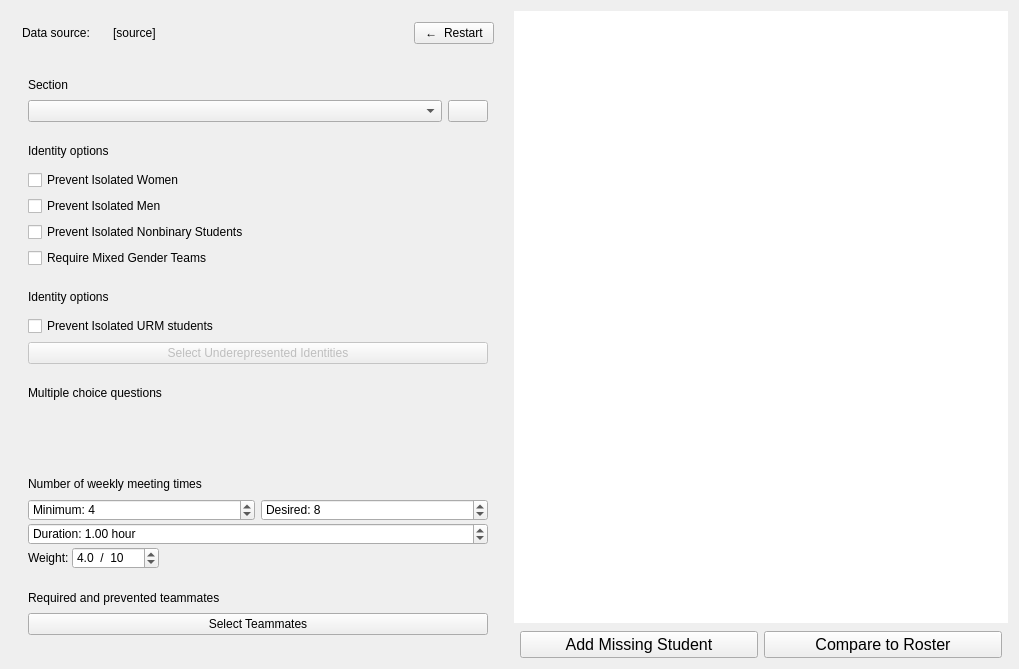
Before: the Qt Designer form gruepr.ui in gruepr/gruepr, drawn with Qt 5.
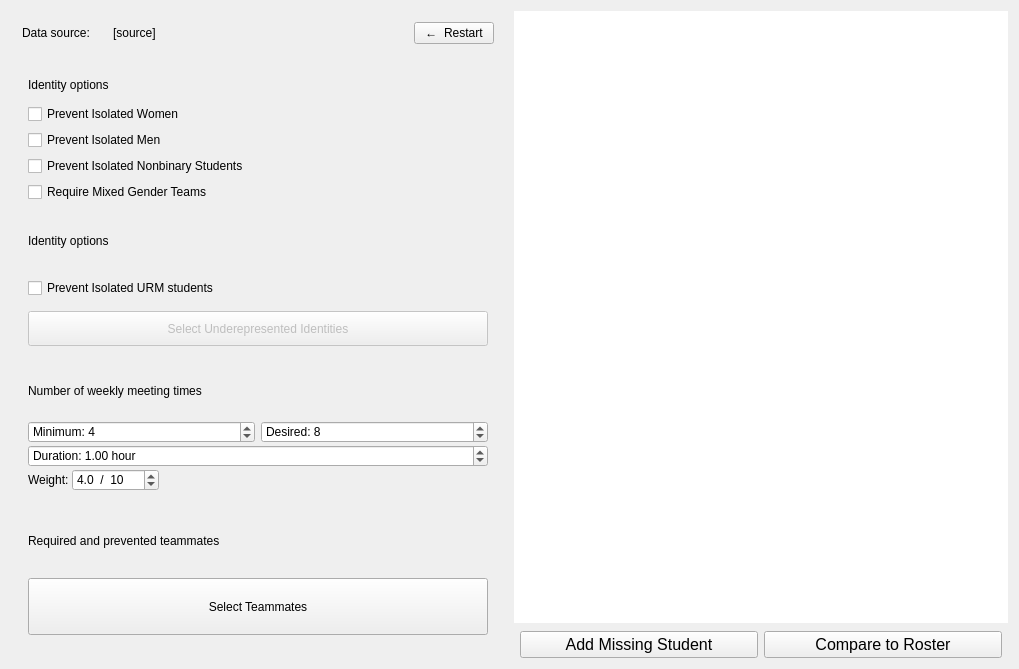
After: the same form once the commit is applied. Icons and pictures are not drawn. Custom widgets are drawn as their Qt base class.

Commit message: Add Multiple Choice Question as Criteria Cards

Diff of the .ui file:
```diff
--- a/gruepr.ui
+++ b/gruepr.ui
@@ -336,74 +336,6 @@
           <property name="bottomMargin">
            <number>6</number>
           </property>
-          <item>
-           <widget class="DraggableQFrame" name="sectionFrame">
-            <layout class="QGridLayout" name="sectionLayout">
-             <property name="verticalSpacing">
-              <number>2</number>
-             </property>
-             <item row="2" column="0">
-              <widget class="QComboBox" name="sectionSelectionBox">
-               <property name="sizePolicy">
-                <sizepolicy hsizetype="Preferred" vsizetype="Preferred">
-                 <horstretch>1</horstretch>
-                 <verstretch>0</verstretch>
-                </sizepolicy>
-               </property>
-               <property name="toolTip">
-                <string>Choose which section of students found in the data</string>
-               </property>
-               <property name="sizeAdjustPolicy">
-                <enum>QComboBox::SizeAdjustPolicy::AdjustToContents</enum>
-               </property>
-              </widget>
-             </item>
-             <item row="0" column="0">
-              <widget class="QLabel" name="sectionLabel">
-               <property name="text">
-                <string>Section</string>
-               </property>
-              </widget>
-             </item>
-             <item row="2" column="1">
-              <widget class="QPushButton" name="editSectionNameButton">
-               <property name="toolTip">
-                <string>Edit the section names</string>
-               </property>
-               <property name="text">
-                <string/>
-               </property>
-               <property name="icon">
-                <iconset resource="gruepr.qrc">
-                 <normaloff>:/icons_new/edit.png</normaloff>:/icons_new/edit.png</iconset>
-               </property>
-               <property name="iconSize">
-                <size>
-                 <width>24</width>
-                 <height>24</height>
-                </size>
-               </property>
-              </widget>
-             </item>
-             <item row="1" column="0">
-              <spacer name="sectionLabelSpacer">
-               <property name="orientation">
-                <enum>Qt::Orientation::Vertical</enum>
-               </property>
-               <property name="sizeType">
-                <enum>QSizePolicy::Policy::Fixed</enum>
-               </property>
-               <property name="sizeHint" stdset="0">
-                <size>
-                 <width>20</width>
-                 <height>6</height>
-                </size>
-               </property>
-              </spacer>
-             </item>
-            </layout>
-           </widget>
-          </item>
           <item>
            <widget class="DraggableQFrame" name="genderFrame">
             <layout class="QVBoxLayout" name="genderLayout">
@@ -567,87 +499,6 @@
             </layout>
            </widget>
           </item>
-          <item>
-           <widget class="DraggableQFrame" name="attributesFrame">
-            <layout class="QVBoxLayout" name="attributesLayout">
-             <item alignment="Qt::AlignmentFlag::AlignLeft|Qt::AlignmentFlag::AlignVCenter">
-              <widget class="QLabel" name="attributesLabel">
-               <property name="text">
-                <string>Multiple choice questions</string>
-               </property>
-              </widget>
-             </item>
-             <item>
-              <spacer name="attributesLabelSpacer">
-               <property name="orientation">
-                <enum>Qt::Orientation::Vertical</enum>
-               </property>
-               <property name="sizeType">
-                <enum>QSizePolicy::Policy::Fixed</enum>
-               </property>
-               <property name="sizeHint" stdset="0">
-                <size>
-                 <width>20</width>
-                 <height>6</height>
-                </size>
-               </property>
-              </spacer>
-             </item>
-             <item>
-              <layout class="QGridLayout" name="attributeSelectorGrid">
-               <property name="spacing">
-                <number>0</number>
-               </property>
-              </layout>
-             </item>
-             <item>
-              <spacer name="strut">
-               <property name="orientation">
-                <enum>Qt::Orientation::Vertical</enum>
-               </property>
-               <property name="sizeType">
-                <enum>QSizePolicy::Policy::Fixed</enum>
-               </property>
-               <property name="sizeHint" stdset="0">
-                <size>
-                 <width>20</width>
-                 <height>6</height>
-                </size>
-               </property>
-              </spacer>
-             </item>
-             <item>
-              <widget class="QStackedWidget" name="attributesStackedWidget">
-               <property name="sizePolicy">
-                <sizepolicy hsizetype="Expanding" vsizetype="Ignored">
-                 <horstretch>0</horstretch>
-                 <verstretch>0</verstretch>
-                </sizepolicy>
-               </property>
-               <property name="frameShape">
-                <enum>QFrame::Shape::NoFrame</enum>
-               </property>
-               <property name="lineWidth">
-                <number>0</number>
-               </property>
-              </widget>
-             </item>
-             <item>
-              <spacer name="stretch">
-               <property name="orientation">
-                <enum>Qt::Orientation::Vertical</enum>
-               </property>
-               <property name="sizeHint" stdset="0">
-                <size>
-                 <width>20</width>
-                 <height>0</height>
-                </size>
-               </property>
-              </spacer>
-             </item>
-            </layout>
-           </widget>
-          </item>
           <item>
            <widget class="DraggableQFrame" name="scheduleFrame">
             <layout class="QVBoxLayout" name="scheduleLayout">
```
The commit also changes 3 other files.
